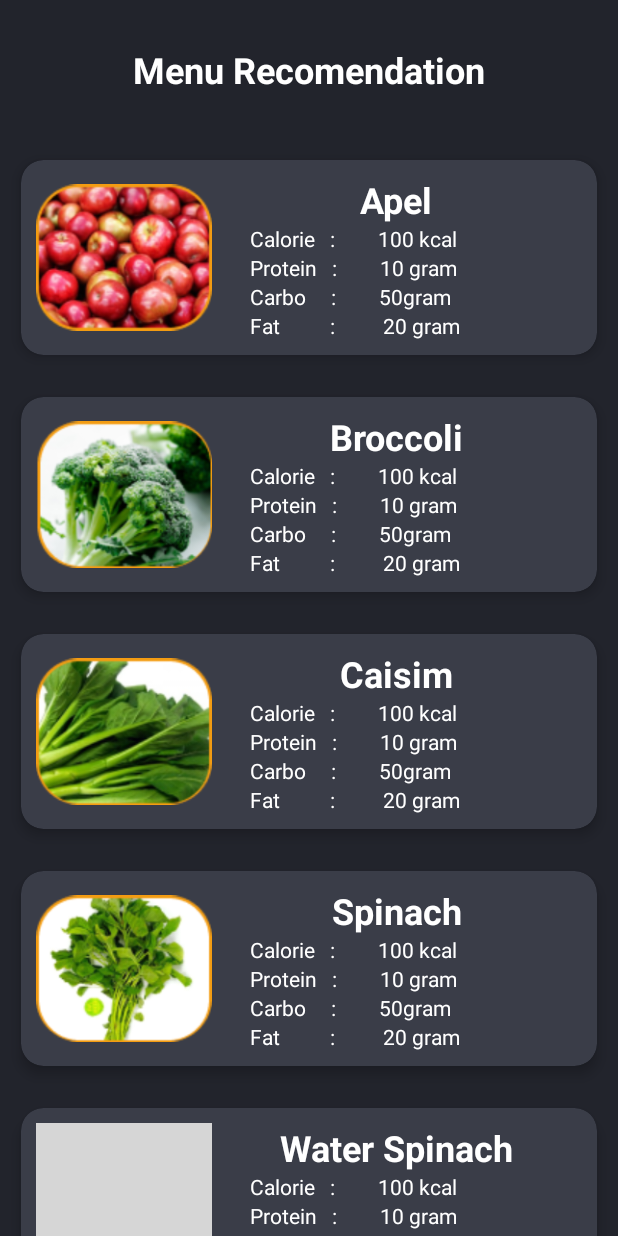
After one commit to wahyucandra30/FitMass, an Android app: the MenuRecActivity screen opened directly, with no data from a screen before it, on a phone screen of 412 x 824 dp. The commit adds this screen. Run offline under Robolectric (Android 15) with nearby library versions, the phone set to English and light mode, and no system bars; Roboto replaces fonts that are not available here; grey boxes are pictures that could not be loaded.

Commit message:
Gabung menurec akmal

```diff
--- a/app/src/main/AndroidManifest.xml
+++ b/app/src/main/AndroidManifest.xml
@@ -26,6 +26,9 @@
             android:name=".BMRActivity"
             android:exported="true" />
         <activity
+            android:name=".MenuRecActivity"
+            android:exported="true" />
+        <activity
             android:name="com.example.fitmass.SplashActivity"
             android:exported="true">
             <intent-filter>
--- a/app/src/main/java/com/example/fitmass/DashboardActivity.kt
+++ b/app/src/main/java/com/example/fitmass/DashboardActivity.kt
@@ -24,9 +24,8 @@ private lateinit var dbAuth: FirebaseAuth
         val btSignOut = findViewById<TextView>(R.id.btSignOut)
         val btBMI = findViewById<ImageButton>(R.id.btCalculator)
         val btBMR = findViewById<ImageButton>(R.id.btCalorie)
+        val btMenu = findViewById<ImageButton>(R.id.btMenu)
 
-        //tvAvatar.text = intent.getStringExtra("avatar")
-        //tvUsername.text = intent.getStringExtra("username")
         val displayName: String = dbAuth.currentUser.displayName
         val initials: String = displayName.substring(0, 1)
         tvAvatar.text = initials
@@ -39,15 +38,15 @@ private lateinit var dbAuth: FirebaseAuth
         }
         btBMI.setOnClickListener {
             val i = Intent(this@DashboardActivity, BMIActivity::class.java)
-            i.putExtra("username", intent.getStringExtra("username"))
-            i.putExtra("avatar", intent.getStringExtra("avatar"))
             startActivity(i)
         }
 
         btBMR.setOnClickListener {
             val i = Intent(this@DashboardActivity, BMRActivity::class.java)
-            i.putExtra("username", intent.getStringExtra("username"))
-            i.putExtra("avatar", intent.getStringExtra("avatar"))
+            startActivity(i)
+        }
+        btMenu.setOnClickListener {
+            val i = Intent(this@DashboardActivity, MenuRecActivity::class.java)
             startActivity(i)
         }
     }
--- /dev/null
+++ b/app/src/main/java/com/example/fitmass/MenuRecActivity.kt
@@ -0,0 +1,43 @@
+package com.example.fitmass
+
+import androidx.appcompat.app.AppCompatActivity
+import android.os.Bundle
+import androidx.recyclerview.widget.LinearLayoutManager
+import androidx.recyclerview.widget.RecyclerView
+import java.util.ArrayList
+
+class MenuRecActivity : AppCompatActivity(), OnclickItemClickListener {
+
+    lateinit var recyclerView: RecyclerView
+    lateinit var adapter: MyAdapter
+
+    override fun onCreate(savedInstanceState: Bundle?) {
+        super.onCreate(savedInstanceState)
+        setContentView(R.layout.layout_menurec)
+
+        init()
+
+        recyclerView.layoutManager = LinearLayoutManager(this)
+        recyclerView.adapter = adapter
+
+    }
+
+    private fun init(){
+        recyclerView = findViewById(R.id.recycler_view)
+
+        var data = ArrayList<Menu>()
+
+        data.add(Menu(R.drawable.apel, "Apel", "100 kcal", "10 gram", "50gram", "20 gram"))
+        data.add(Menu(R.drawable.brocoli, "Broccoli", "100 kcal", "10 gram", "50gram", "20 gram"))
+        data.add(Menu(R.drawable.caisim, "Caisim", "100 kcal", "10 gram", "50gram", "20 gram"))
+        data.add(Menu(R.drawable.spinach, "Spinach", "100 kcal", "10 gram", "50gram", "20 gram"))
+        data.add(Menu(R.drawable.wspinach, "Water Spinach", "100 kcal", "10 gram", "50gram", "20 gram"))
+        data.add(Menu(R.drawable.tomato, "Tomato", "100 kcal", "10 gram", "50gram", "20 gram"))
+
+        adapter = MyAdapter(data)
+    }
+
+    override fun onItemClick(item: Menu, position: Int) {
+
+    }
+}
--- /dev/null
+++ b/app/src/main/java/com/example/fitmass/MyAdapter.kt
@@ -0,0 +1,25 @@
+package com.example.fitmass
+
+import android.view.LayoutInflater
+import android.view.View
+import android.view.ViewGroup
+import androidx.recyclerview.widget.RecyclerView
+
+class MyAdapter(private val data: ArrayList<Menu>): RecyclerView.Adapter<ViewHolder>() {
+    override fun onCreateViewHolder(parent: ViewGroup, viewType: Int): ViewHolder {
+        val inflater = LayoutInflater.from(parent.context)
+        return ViewHolder(inflater, parent)
+    }
+
+    override fun onBindViewHolder(holder: ViewHolder, position: Int) {
+        holder.bind(data[position])
+    }
+
+    override fun getItemCount(): Int {
+        return data.size
+    }
+}
+
+interface OnclickItemClickListener{
+    fun onItemClick(item: Menu, position: Int)
+}
--- /dev/null
+++ b/app/src/main/java/com/example/fitmass/ViewHolder.kt
@@ -0,0 +1,38 @@
+package com.example.fitmass
+
+import android.view.LayoutInflater
+import android.view.ViewGroup
+import android.widget.ImageView
+import android.widget.TextView
+import androidx.recyclerview.widget.RecyclerView
+
+class ViewHolder(inflater: LayoutInflater, parent: ViewGroup):
+    RecyclerView.ViewHolder(inflater.inflate(R.layout.layout_menurec_template, parent, false)) {
+
+    private var imgView: ImageView? = null
+    private var txtTitle: TextView? = null
+    private var txtSubTitle: TextView? = null
+    private var txtProtein: TextView? = null
+    private var txtCarbo: TextView? = null
+    private var txtFat: TextView? = null
+
+    init {
+        imgView = itemView.findViewById(R.id.img_view)
+        txtTitle= itemView.findViewById(R.id.txt_title)
+        txtSubTitle = itemView.findViewById(R.id.txt_sub_title)
+        txtProtein = itemView.findViewById(R.id.txt_Protein)
+        txtCarbo = itemView.findViewById(R.id.txt_Carbo)
+        txtFat = itemView.findViewById(R.id.txt_Fat)
+    }
+
+    fun bind(data: Menu){
+        imgView?.setImageResource(data.imgView)
+        txtTitle?.text = data.txtTitle
+        txtSubTitle?.text = data.txtSubTitle
+        txtProtein?.text = data.txtProtein
+        txtCarbo?.text = data.txtCarbo
+        txtFat?.text = data.txtFat
+    }
+
+
+}
--- /dev/null
+++ b/app/src/main/java/com/example/fitmass/menu.kt
@@ -0,0 +1,4 @@
+package com.example.fitmass
+
+data class Menu(val imgView: Int, val txtTitle: String, val txtSubTitle: String,
+                val txtProtein: String, val txtCarbo: String, val txtFat: String)
--- a/app/src/main/res/layout/layout_login.xml
+++ b/app/src/main/res/layout/layout_login.xml
@@ -28,9 +28,10 @@
             android:layout_height="wrap_content"
             android:layout_weight="@null"
             android:backgroundTint="#00B54E4E"
-            android:tint="#CCCCCC"
             android:tintMode="multiply"
-            app:srcCompat="@drawable/ic_baseline_arrow_back_24" />
+            app:srcCompat="@drawable/ic_baseline_arrow_back_24"
+            app:tint="#CCCCCC"
+            tools:ignore="TouchTargetSizeCheck,SpeakableTextPresentCheck" />
 
         <TextView
             android:id="@+id/textView"
--- /dev/null
+++ b/app/src/main/res/layout/layout_menurec.xml
@@ -0,0 +1,28 @@
+<?xml version="1.0" encoding="utf-8"?>
+<LinearLayout xmlns:android="http://schemas.android.com/apk/res/android"
+    xmlns:app="http://schemas.android.com/apk/res-auto"
+    xmlns:tools="http://schemas.android.com/tools"
+    android:layout_width="match_parent"
+    android:layout_height="match_parent"
+    tools:context=".MenuRecActivity"
+    android:orientation="vertical"
+    android:background="#22242C">
+
+    <TextView
+        android:layout_width="wrap_content"
+        android:layout_height="wrap_content"
+        android:layout_gravity="center_horizontal"
+        android:textSize="24dp"
+        android:textColor="#ffffff"
+        android:textStyle="bold"
+        android:text="Menu Recomendation"
+        android:layout_marginTop="30dp"
+        android:layout_marginBottom="30dp"/>
+
+    <androidx.recyclerview.widget.RecyclerView
+        android:id="@+id/recycler_view"
+        android:layout_width="match_parent"
+        android:layout_height="match_parent"/>
+
+
+</LinearLayout>
--- /dev/null
+++ b/app/src/main/res/layout/layout_menurec_template.xml
@@ -0,0 +1,123 @@
+<?xml version="1.0" encoding="utf-8"?>
+<androidx.cardview.widget.CardView xmlns:android="http://schemas.android.com/apk/res/android"
+    android:layout_width="match_parent"
+    android:layout_height="wrap_content"
+    xmlns:app="http://schemas.android.com/apk/res-auto"
+    android:layout_centerHorizontal="true"
+    android:orientation="horizontal"
+    android:layout_margin="14dp"
+    android:id="@+id/containerLayout"
+    android:backgroundTint="#3A3D48"
+    app:cardCornerRadius="15dp"
+    app:cardElevation="5dp"
+    app:contentPadding="10dp">
+
+    <LinearLayout
+        android:layout_width="match_parent"
+        android:layout_height="wrap_content"
+        android:orientation="horizontal">
+
+        <ImageView
+            android:id="@+id/img_view"
+            android:layout_width="117dp"
+            android:layout_height="match_parent"
+            android:src="@mipmap/ic_launcher" />
+
+        <LinearLayout
+            android:layout_width="match_parent"
+            android:layout_height="wrap_content"
+            android:orientation="vertical">
+
+            <TextView
+                android:layout_width="wrap_content"
+                android:layout_height="wrap_content"
+                android:id="@+id/txt_title"
+                android:text="Title"
+                android:textColor="#ffffff"
+                android:textSize="24dp"
+                android:textStyle="bold"
+                android:layout_gravity="center_horizontal"/>
+
+            <LinearLayout
+                android:layout_width="match_parent"
+                android:layout_height="wrap_content"
+                android:orientation="horizontal">
+
+                <TextView
+                    android:layout_width="wrap_content"
+                    android:layout_height="wrap_content"
+                    android:text="Calorie   : "
+                    android:textColor="#ffffff"
+                    android:layout_marginHorizontal="25dp"/>
+                <TextView
+                    android:layout_width="wrap_content"
+                    android:layout_height="wrap_content"
+                    android:id="@+id/txt_sub_title"
+                    android:text="content"
+                    android:textColor="#ffffff"
+                    android:layout_marginRight="25dp"/>
+            </LinearLayout>
+
+            <LinearLayout
+                android:layout_width="match_parent"
+                android:layout_height="wrap_content"
+                android:orientation="horizontal">
+
+                <TextView
+                    android:layout_width="wrap_content"
+                    android:layout_height="wrap_content"
+                    android:text="Protein   : "
+                    android:textColor="#ffffff"
+                    android:layout_marginHorizontal="25dp"/>
+                <TextView
+                    android:layout_width="wrap_content"
+                    android:layout_height="wrap_content"
+                    android:id="@+id/txt_Protein"
+                    android:text="content"
+                    android:textColor="#ffffff"
+                    android:layout_marginRight="25dp"/>
+            </LinearLayout>
+
+            <LinearLayout
+                android:layout_width="match_parent"
+                android:layout_height="wrap_content"
+                android:orientation="horizontal">
+
+                <TextView
+                    android:layout_width="wrap_content"
+                    android:layout_height="wrap_content"
+                    android:text="Carbo     : "
+                    android:textColor="#ffffff"
+                    android:layout_marginHorizontal="25dp"/>
+                <TextView
+                    android:layout_width="wrap_content"
+                    android:layout_height="wrap_content"
+                    android:id="@+id/txt_Carbo"
+                    android:text="content"
+                    android:textColor="#ffffff"
+                    android:layout_marginRight="25dp"/>
+            </LinearLayout>
+
+            <LinearLayout
+                android:layout_width="match_parent"
+                android:layout_height="wrap_content"
+                android:orientation="horizontal">
+
+                <TextView
+                    android:layout_width="wrap_content"
+                    android:layout_height="wrap_content"
+                    android:text="Fat          :  "
+                    android:textColor="#ffffff"
+                    android:layout_marginHorizontal="25dp"/>
+                <TextView
+                    android:layout_width="wrap_content"
+                    android:layout_height="wrap_content"
+                    android:id="@+id/txt_Fat"
+                    android:text="content"
+                    android:textColor="#ffffff"
+                    android:layout_marginRight="25dp"/>
+            </LinearLayout>
+
+        </LinearLayout>
+    </LinearLayout>
+</androidx.cardview.widget.CardView>
```
Also changed, not shown: app/src/main/res/drawable/apel.png (added), app/src/main/res/drawable/brocoli.png (added), app/src/main/res/drawable/caisim.png (added), app/src/main/res/drawable/spinach.png (added), app/src/main/res/drawable/tomato.png (added).
